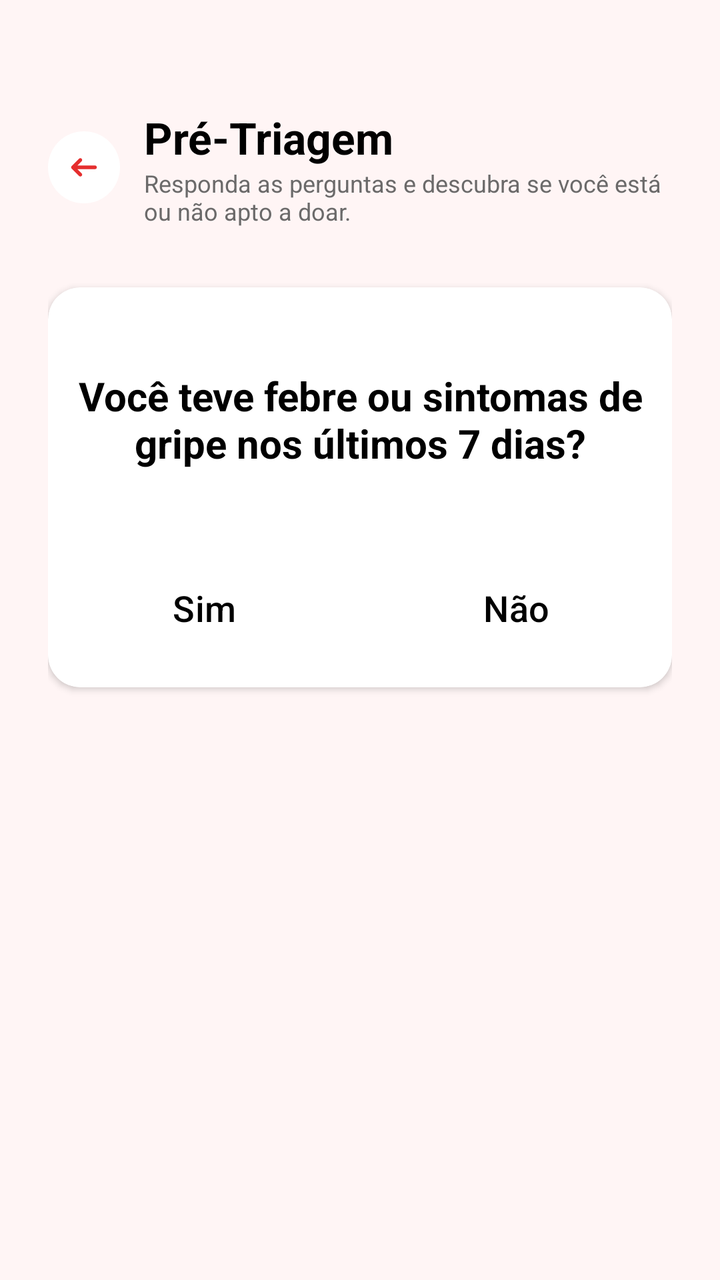
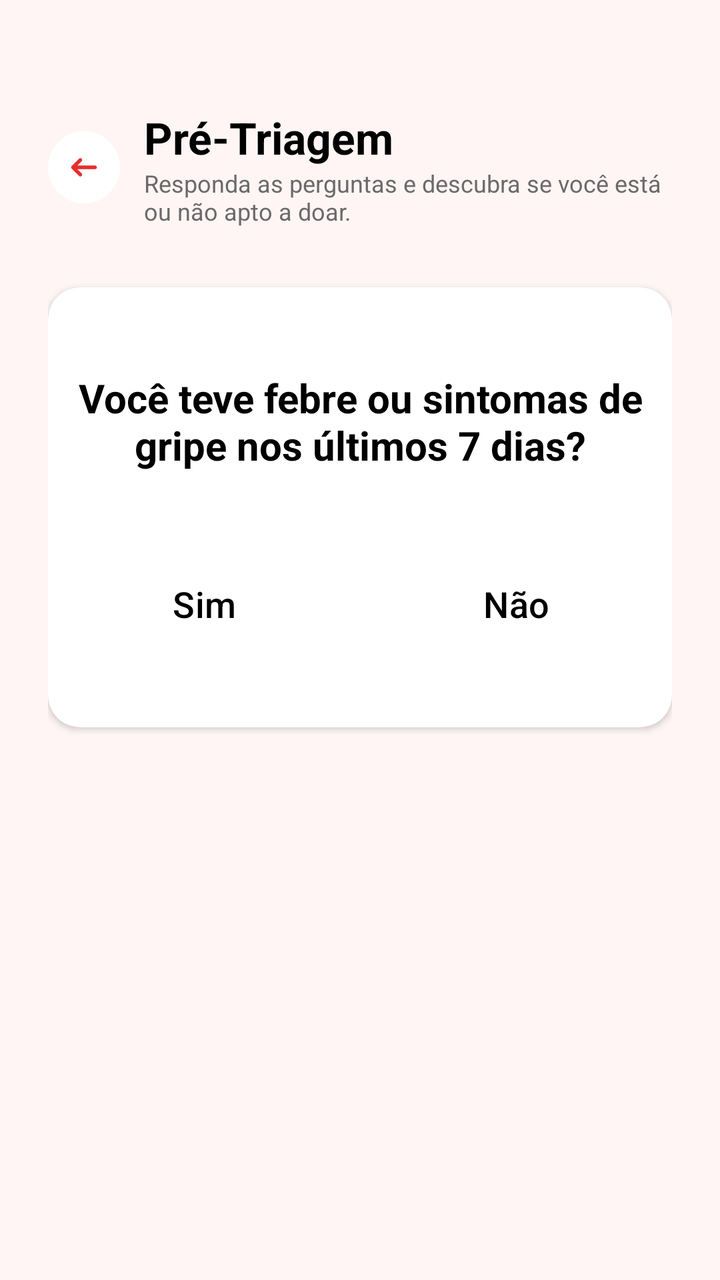

Screens rendered from an Android XML layout before and after an edit, with the pre-edit source and the edit as a unified diff.
<!-- AndroidManifest.xml: application theme Theme.Hemo_Conecta -->
<!-- res/layout/fragment_quest4.xml -->
<?xml version="1.0" encoding="utf-8"?>
<androidx.constraintlayout.widget.ConstraintLayout
    xmlns:android="http://schemas.android.com/apk/res/android"
    xmlns:app="http://schemas.android.com/apk/res-auto"
    android:layout_width="match_parent"
    android:layout_height="match_parent"
    android:background="@color/background">

    <ScrollView
        android:layout_width="0dp"
        android:layout_height="match_parent"
        android:fillViewport="true"
        app:layout_constraintBottom_toTopOf="parent"
        app:layout_constraintEnd_toEndOf="parent"
        app:layout_constraintHorizontal_bias="0.0"
        app:layout_constraintStart_toStartOf="parent"
        app:layout_constraintTop_toTopOf="parent"
        app:layout_constraintVertical_bias="0.0">

        <LinearLayout

            android:padding="24dp"
            android:layout_width="match_parent"
            android:layout_height="wrap_content"
            android:orientation="vertical">

            
            <LinearLayout
                android:layout_width="match_parent"
                android:layout_height="wrap_content"
                android:gravity="center_vertical"
                android:orientation="horizontal">

                <FrameLayout
                    android:layout_width="36dp"
                    android:layout_height="36dp"
                    android:background="@drawable/bg_icon"
                    android:backgroundTint="@color/white">

                    <ImageView
                        android:layout_width="22dp"
                        android:layout_height="22dp"
                        android:layout_gravity="center"
                        android:contentDescription="Voltar"
                        android:src="@drawable/ic_back" />
                </FrameLayout>

                <LinearLayout
                    android:layout_width="match_parent"
                    android:layout_height="wrap_content"
                    android:layout_marginStart="12dp"
                    android:orientation="vertical">

                    <TextView
                        android:layout_width="wrap_content"
                        android:layout_height="wrap_content"
                        android:text="@string/pagName"
                        android:textColor="@color/black"
                        android:textSize="22sp"
                        android:textStyle="bold"
                        android:layout_marginTop="30dp"/>

                    <TextView
                        android:layout_width="wrap_content"
                        android:layout_height="wrap_content"
                        android:text="@string/text"
                        android:textColor="@color/cinza"
                        android:textSize="12sp"
                        android:layout_marginBottom="30dp"/>
                </LinearLayout>
            </LinearLayout>

            
            <androidx.cardview.widget.CardView
                xmlns:android="http://schemas.android.com/apk/res/android"
                xmlns:app="http://schemas.android.com/apk/res-auto"
                android:layout_width="match_parent"
                android:layout_height="200dp"
                android:layout_marginBottom="12dp"
                app:cardCornerRadius="16dp"
                app:cardElevation="2dp">

                <LinearLayout
                    android:layout_width="match_parent"
                    android:layout_height="200dp"
                    android:orientation="vertical"
                    >

                    <LinearLayout
                        android:layout_width="match_parent"
                        android:layout_height="wrap_content"
                        android:orientation="vertical"
                        android:gravity="center"
                        android:layout_weight="1">

                        <TextView
                            android:layout_width="wrap_content"
                            android:layout_height="wrap_content"

                            android:id="@+id/perguntaText"
                            android:text="@string/pergunta4"
                            android:textColor="@color/black"
                            android:textAlignment="center"
                            android:textSize="20sp"
                            android:textStyle="bold"
                            android:layout_marginTop="30dp"
                            android:padding="8dp"/>

                    </LinearLayout>

                    
                    <LinearLayout
                        android:id="@+id/linearEscolha"
                        android:layout_width="match_parent"
                        android:layout_height="wrap_content"
                        android:layout_weight="1"
                        android:orientation="horizontal">

                        <Button
                            android:layout_width="wrap_content"
                            android:layout_height="wrap_content"
                            android:layout_weight="1"
                            android:text="@string/opcao1"
                            android:textColor="@color/black"
                            android:backgroundTint="@color/white"
                            android:padding="18dp"
                            android:textSize="18sp"
                            android:layout_marginTop="24dp"
                            android:id="@+id/opcaoSim_bt" />

                        <Button
                            android:layout_width="wrap_content"
                            android:layout_height="wrap_content"
                            android:layout_weight="1"
                            android:text="@string/opcao2"
                            android:textColor="@color/black"
                            android:backgroundTint="@color/white"
                            android:padding="18dp"
                            android:textSize="18sp"
                            android:layout_marginTop="24dp"
                            android:id="@+id/opcaoNao" />
                    </LinearLayout>


                </LinearLayout>
            </androidx.cardview.widget.CardView>
        </LinearLayout>
    </ScrollView>
</androidx.constraintlayout.widget.ConstraintLayout>
<!-- resources referenced by this layout -->
<resources>
  <color name="background">#FFF5F5</color>
  <color name="black">#000000</color>
  <color name="cinza">#6B6A6A</color>
  <color name="white">#FFFFFF</color>
  <!-- drawable bg_icon (drawable) -->
  <?xml version="1.0" encoding="utf-8"?>
  <shape xmlns:android="http://schemas.android.com/apk/res/android"
      android:shape="oval">
  </shape>
  <!-- drawable ic_back (drawable) -->
  <vector xmlns:android="http://schemas.android.com/apk/res/android" android:height="30dp" android:viewportHeight="512" android:viewportWidth="512" android:width="30dp">
        
      <path android:fillColor="#FFFFFF" android:pathData="M0,0v512h512V0H0zM469.33,469.33H42.67V42.67h426.67V469.33z"/>
        
      <path android:fillColor="#E52E2E" android:pathData="M110.93,243.24c-0.23,0.3 -0.46,0.6 -0.67,0.91c-0.2,0.3 -0.38,0.62 -0.57,0.93c-0.17,0.28 -0.35,0.56 -0.51,0.86c-0.17,0.32 -0.31,0.65 -0.47,0.97c-0.14,0.31 -0.3,0.61 -0.43,0.92c-0.13,0.31 -0.24,0.64 -0.35,0.96c-0.12,0.34 -0.25,0.67 -0.35,1.01c-0.1,0.32 -0.17,0.65 -0.25,0.97c-0.09,0.35 -0.19,0.7 -0.26,1.05c-0.07,0.38 -0.12,0.75 -0.17,1.13c-0.04,0.31 -0.1,0.62 -0.14,0.93c-0.14,1.4 -0.14,2.81 0,4.21c0.03,0.31 0.09,0.62 0.14,0.93c0.05,0.38 0.1,0.76 0.17,1.13c0.07,0.36 0.17,0.7 0.26,1.05c0.08,0.32 0.15,0.65 0.25,0.97c0.1,0.34 0.23,0.68 0.35,1.01c0.12,0.32 0.22,0.64 0.35,0.96c0.13,0.31 0.28,0.62 0.43,0.92c0.15,0.32 0.3,0.65 0.47,0.97c0.16,0.29 0.34,0.57 0.51,0.86c0.19,0.31 0.36,0.63 0.57,0.93c0.21,0.31 0.44,0.61 0.67,0.91c0.19,0.25 0.37,0.52 0.57,0.76c0.44,0.54 0.9,1.05 1.39,1.54c0.01,0.01 0.01,0.02 0.02,0.02l85.33,85.33c8.33,8.33 21.84,8.33 30.17,0c8.33,-8.33 8.33,-21.84 0,-30.17l-48.92,-48.92H384c11.78,0 21.33,-9.55 21.33,-21.33s-9.55,-21.33 -21.33,-21.33H179.5l48.92,-48.92c8.33,-8.33 8.33,-21.84 0,-30.17s-21.84,-8.33 -30.17,0l-85.33,85.33c-0.01,0.01 -0.01,0.02 -0.02,0.02c-0.49,0.49 -0.95,1 -1.39,1.54C111.3,242.73 111.12,242.99 110.93,243.24z"/>
      
  </vector>
  <string name="opcao1">Sim</string>
  <string name="opcao2">Não</string>
  <string name="pagName">Pré-Triagem</string>
  <string name="pergunta4">Você teve febre ou sintomas de gripe nos últimos 7 dias?</string>
  <string name="text">Responda as perguntas e descubra se você está ou não apto a doar. </string>
  <style name="Theme.Hemo_Conecta" parent="Base.Theme.Hemo_Conecta" />
  <style name="Base.Theme.Hemo_Conecta" parent="Theme.Material3.DayNight.NoActionBar">
          
          
      </style>
</resources>

<!-- the commit's change to res/layout/fragment_quest4.xml (unified diff, before → after) -->
@@ -75,7 +75,7 @@
                 xmlns:android="http://schemas.android.com/apk/res/android"
                 xmlns:app="http://schemas.android.com/apk/res-auto"
                 android:layout_width="match_parent"
-                android:layout_height="200dp"
+                android:layout_height="220dp"
                 android:layout_marginBottom="12dp"
                 app:cardCornerRadius="16dp"
                 app:cardElevation="2dp">
@@ -125,7 +125,7 @@
                             android:backgroundTint="@color/white"
                             android:padding="18dp"
                             android:textSize="18sp"
-                            android:layout_marginTop="24dp"
+                            android:layout_marginTop="20dp"
                             android:id="@+id/opcaoSim_bt" />
 
                         <Button
@@ -137,7 +137,7 @@
                             android:backgroundTint="@color/white"
                             android:padding="18dp"
                             android:textSize="18sp"
-                            android:layout_marginTop="24dp"
+                            android:layout_marginTop="20dp"
                             android:id="@+id/opcaoNao" />
                     </LinearLayout>
 
